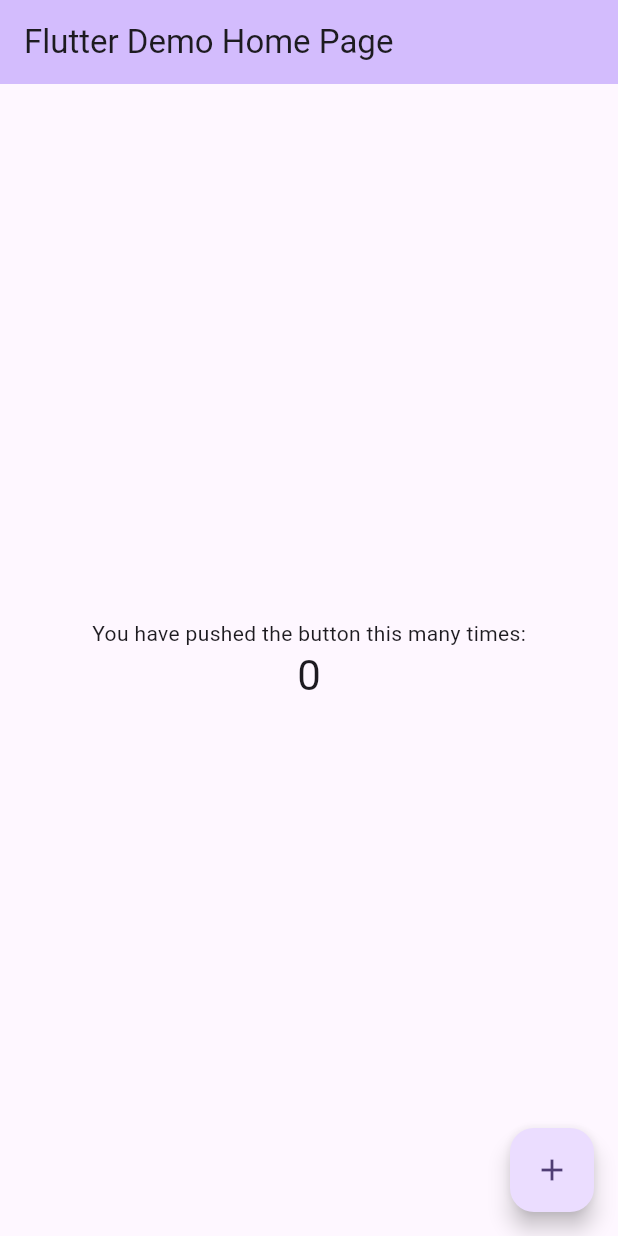
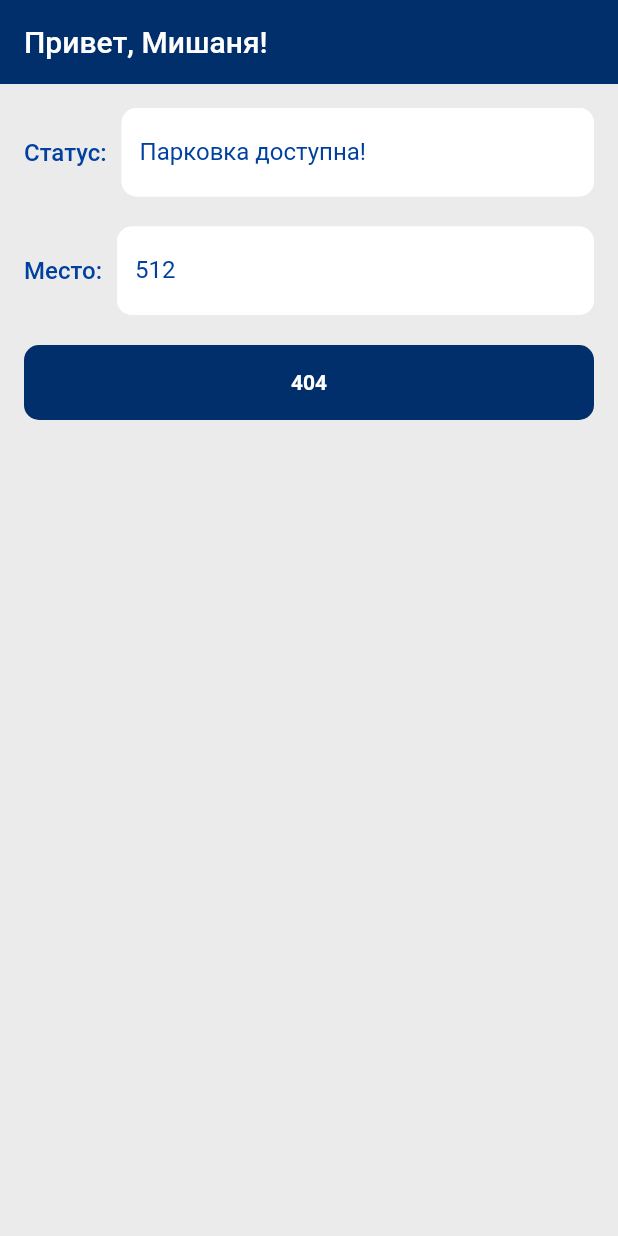
Before and after one commit to StasShevchenko/FlutterSummerPractice, a Flutter app: the screen it shows after launch, on a phone screen of 412 x 824 dp. Run offline on Flutter 3.47's test engine with Material 2 defaults, Android fonts, the phone set to English and light mode, and no system bars.

Commit message:
Basic app styles are added

```diff
--- a/lib/main.dart
+++ b/lib/main.dart
@@ -1,4 +1,6 @@
 import 'package:flutter/material.dart';
+import 'package:flutter_summer_practice/presentation/theme/app_colors.dart';
+import 'package:flutter_summer_practice/presentation/theme/app_theme.dart';
 
 void main() {
   runApp(const MyApp());
@@ -11,11 +13,11 @@ class MyApp extends StatelessWidget {
   Widget build(BuildContext context) {
     return MaterialApp(
       title: 'Flutter Demo',
-      theme: ThemeData(
-        colorScheme: ColorScheme.fromSeed(seedColor: Colors.deepPurple),
-        useMaterial3: true,
-      ),
-      home: const MyHomePage(title: 'Flutter Demo Home Page'),
+      theme: appTheme,
+      home: Listener(
+          onPointerDown: (PointerDownEvent event) =>
+              FocusManager.instance.primaryFocus?.unfocus(),
+          child: const MyHomePage(title: 'Привет, Мишаня!')),
     );
   }
 }
@@ -30,41 +32,52 @@ class MyHomePage extends StatefulWidget {
 }
 
 class _MyHomePageState extends State<MyHomePage> {
-  int _counter = 0;
-
-  void _incrementCounter() {
-    setState(() {
-      _counter++;
-    });
-  }
-
   @override
   Widget build(BuildContext context) {
     return Scaffold(
+      backgroundColor: AppColors.background,
       appBar: AppBar(
-        backgroundColor: Theme.of(context).colorScheme.inversePrimary,
         title: Text(widget.title),
       ),
-      body: Center(
-
+      body: Padding(
+        padding: const EdgeInsets.all(16.0),
         child: Column(
-          mainAxisAlignment: MainAxisAlignment.center,
+          mainAxisAlignment: MainAxisAlignment.start,
           children: <Widget>[
-            const Text(
-              'You have pushed the button this many times:',
+           Row(
+             children: [
+               Text('Статус:', style: Theme.of(context).textTheme.bodyLarge,),
+               const SizedBox(width: 10,),
+               const Expanded(
+                 child: TextField(
+                   enabled: false,
+                   decoration: InputDecoration(
+                     labelText: 'Парковка доступна!'
+                   ),
+                 ),
+               )
+             ],
+           ),
+            SizedBox(height: 20,),
+            Row(
+              children: [
+                Text('Место:', style: Theme.of(context).textTheme.bodyLarge,),
+                const SizedBox(width: 10,),
+                const Expanded(
+                  child: TextField(
+                    enabled: false,
+                    decoration: InputDecoration(
+                        labelText: '512'
+                    ),
+                  ),
+                )
+              ],
             ),
-            Text(
-              '$_counter',
-              style: Theme.of(context).textTheme.headlineMedium,
-            ),
+            SizedBox(height: 20,),
+            ElevatedButton(onPressed: (){}, child: Text('404'), style: ElevatedButton.styleFrom(minimumSize: Size.fromHeight(50)),)
           ],
         ),
       ),
-      floatingActionButton: FloatingActionButton(
-        onPressed: _incrementCounter,
-        tooltip: 'Increment',
-        child: const Icon(Icons.add),
-      ), // This trailing comma makes auto-formatting nicer for build methods.
     );
   }
 }
--- /dev/null
+++ b/lib/presentation/theme/app_colors.dart
@@ -0,0 +1,12 @@
+import 'package:flutter/material.dart';
+
+class AppColors{
+  static Color primaryBlue = const Color.fromARGB(255, 0, 47, 108);
+  static Color primaryWhite = const Color.fromARGB(255, 255, 255, 255);
+  static Color primaryAccentRed = const Color.fromARGB(255, 255, 0, 0);
+  static Color primaryAccentGray = const Color.fromARGB(255, 144, 144, 144);
+
+  static Color secondaryBlue = const Color.fromARGB(255, 0, 65, 160);
+
+  static Color background = const Color.fromARGB(255, 235, 235, 235);
+}
--- /dev/null
+++ b/lib/presentation/theme/app_theme.dart
@@ -0,0 +1,16 @@
+import 'package:flutter/material.dart';
+import 'package:flutter_summer_practice/presentation/theme/app_input_decoration_theme.dart';
+import 'package:flutter_summer_practice/presentation/theme/styles/elevated_button_style.dart';
+import 'package:flutter_summer_practice/presentation/theme/app_text_theme.dart';
+
+import 'app_colors.dart';
+
+ThemeData appTheme = ThemeData(
+  appBarTheme: AppBarTheme(
+    elevation: 0,
+    color: AppColors.primaryBlue
+  ),
+  inputDecorationTheme: appInputDecorationTheme,
+  textTheme: appTextTheme,
+  elevatedButtonTheme: ElevatedButtonThemeData(style: elevatedButtonStyle),
+);
```
Also changed, not shown: lib/presentation/theme/app_input_decoration_theme.dart (added, +15 -0 lines), lib/presentation/theme/app_text_theme.dart (added, +13 -0 lines), lib/presentation/theme/styles/elevated_button_style.dart (added, +15 -0 lines).
